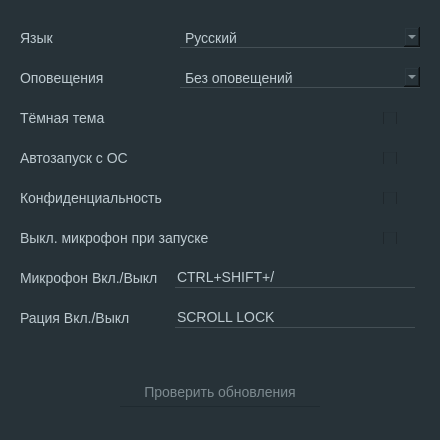
The window that ui/ui_py/SettingsWindow.ui (Symonovskyi/ControlMicTray) describes before a commit, drawn with Qt 5.
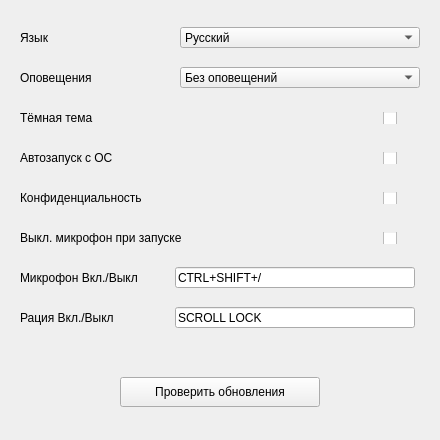
The same window after the commit.

Commit message: Prepare style file

Diff of the .ui file:
```diff
--- a/ui/ui_py/SettingsWindow.ui
+++ b/ui/ui_py/SettingsWindow.ui
@@ -28,15 +28,6 @@
   <property name="windowOpacity">
    <double>1.000000000000000</double>
   </property>
-  <property name="styleSheet">
-   <string notr="true">QWidget {
-	color: #BECBD1;
-	background-color: #273238;
-	border: 0;
-	font-size:14px;
-	font-family: Arial, sans-serif;
-}</string>
-  </property>
   <widget class="QPushButton" name="UrlUpdates">
    <property name="geometry">
     <rect>
@@ -46,16 +37,6 @@
      <height>30</height>
     </rect>
    </property>
-   <property name="styleSheet">
-    <string notr="true">QPushButton {
-	color: #7D8A90;
-	border-bottom: 1px solid #1F2A30;
-}
-QPushButton::hover {
-	color: #CEDCDF;
-	border-bottom: 1px solid #04BED5;
-}</string>
-   </property>
    <property name="text">
     <string>Проверить обновления</string>
    </property>
@@ -225,14 +206,6 @@
      <height>21</height>
     </rect>
    </property>
-   <property name="styleSheet">
-    <string notr="true">QLineEdit{
-	border-bottom: 1px solid #444F55;
-}
-QLineEdit::hover{
-	border-bottom: 1px solid #04BED5;
-}</string>
-   </property>
    <property name="text">
     <string>CTRL+SHIFT+/</string>
    </property>
@@ -249,14 +222,6 @@
      <height>21</height>
     </rect>
    </property>
-   <property name="styleSheet">
-    <string notr="true">QLineEdit{
-	border-bottom: 1px solid #444F55;
-}
-QLineEdit::hover{
-	border-bottom: 1px solid #04BED5;
-}</string>
-   </property>
    <property name="text">
     <string>SCROLL LOCK</string>
    </property>
@@ -273,25 +238,6 @@
      <height>21</height>
     </rect>
    </property>
-   <property name="styleSheet">
-    <string notr="true">QComboBox {
-	border-bottom: 1px solid #444F55;
-}
-QComboBox::hover{
-	border-bottom: 1px solid #04BED5;
-}
-QComboBox QAbstractItemView {
-	background-color: #1F2A30;;
-	border: 1px solid #04BED5;
-	color: #7D8A90;
-	selection-background-color: #273238;
-	selection-color: #BECBD1;
-	border-top-left-radius: 0;
-	border-top-right-radius: 0;
-	border-bottom-right-radius: 5px;
-	border-bottom-left-radius: 5px;
-}</string>
-   </property>
    <item>
     <property name="text">
      <string>Русский</string>
@@ -317,25 +263,6 @@
      <height>21</height>
     </rect>
    </property>
-   <property name="styleSheet">
-    <string notr="true">QComboBox {
-	border-bottom: 1px solid #444F55;
-}
-QComboBox::hover{
-	border-bottom: 1px solid #04BED5;
-}
-QComboBox QAbstractItemView {
-	background-color: #1F2A30;;
-	border: 1px solid #04BED5;
-	color: #7D8A90;
-	selection-background-color: #273238;
-	selection-color: #BECBD1;
-	border-top-left-radius: 0;
-	border-top-right-radius: 0;
-	border-bottom-right-radius: 5px;
-	border-bottom-left-radius: 5px;
-}</string>
-   </property>
    <item>
     <property name="text">
      <string>Без оповещений</string>
```
The commit also changes 10 other files.
